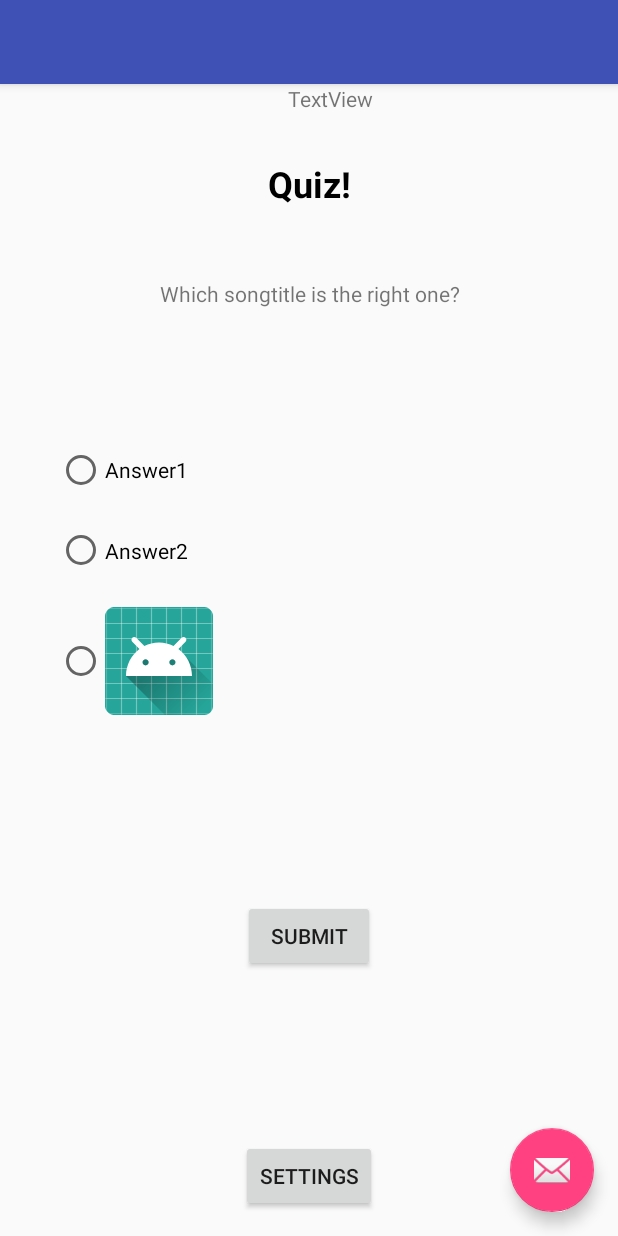
After one commit to Daennes/AlarmclockUWS, an Android app: the layout activity_quiz.xml on its own in the app's theme, with its tools: preview values and no code run, on a phone screen of 412 x 824 dp. The commit adds this screen. Run offline under Robolectric (Android 15) with nearby library versions, the phone set to English and light mode, and no system bars.

Commit message:
Added Quiz page, first sketch of quiz class and tested the Intent Object

```diff
--- /dev/null
+++ b/app/src/main/res/layout/activity_quiz.xml
@@ -0,0 +1,33 @@
+<?xml version="1.0" encoding="utf-8"?>
+<android.support.design.widget.CoordinatorLayout xmlns:android="http://schemas.android.com/apk/res/android"
+    xmlns:app="http://schemas.android.com/apk/res-auto"
+    xmlns:tools="http://schemas.android.com/tools"
+    android:layout_width="match_parent"
+    android:layout_height="match_parent"
+    tools:context="b00239148.alarmclock.QuizActivity">
+
+    <android.support.design.widget.AppBarLayout
+        android:layout_width="match_parent"
+        android:layout_height="wrap_content"
+        android:theme="@style/AppTheme.AppBarOverlay">
+
+        <android.support.v7.widget.Toolbar
+            android:id="@+id/toolbar"
+            android:layout_width="match_parent"
+            android:layout_height="?attr/actionBarSize"
+            android:background="?attr/colorPrimary"
+            app:popupTheme="@style/AppTheme.PopupOverlay" />
+
+    </android.support.design.widget.AppBarLayout>
+
+    <include layout="@layout/content_quiz" />
+
+    <android.support.design.widget.FloatingActionButton
+        android:id="@+id/fab"
+        android:layout_width="wrap_content"
+        android:layout_height="wrap_content"
+        android:layout_gravity="bottom|end"
+        android:layout_margin="@dimen/fab_margin"
+        app:srcCompat="@android:drawable/ic_dialog_email" />
+
+</android.support.design.widget.CoordinatorLayout>
--- /dev/null
+++ b/app/src/main/res/layout/content_quiz.xml
@@ -0,0 +1,112 @@
+<?xml version="1.0" encoding="utf-8"?>
+<android.support.constraint.ConstraintLayout xmlns:android="http://schemas.android.com/apk/res/android"
+    xmlns:app="http://schemas.android.com/apk/res-auto"
+    xmlns:tools="http://schemas.android.com/tools"
+    android:layout_width="match_parent"
+    android:layout_height="match_parent"
+    app:layout_behavior="@string/appbar_scrolling_view_behavior"
+    tools:context="b00239148.alarmclock.QuizActivity"
+    tools:showIn="@layout/activity_quiz">
+
+    <Button
+        android:id="@+id/toSettingsID"
+        android:layout_width="wrap_content"
+        android:layout_height="wrap_content"
+        android:layout_marginBottom="16dp"
+        android:layout_marginEnd="8dp"
+        android:layout_marginLeft="16dp"
+        android:layout_marginStart="8dp"
+        android:text="Settings"
+        app:layout_constraintBottom_toBottomOf="parent"
+        app:layout_constraintEnd_toEndOf="parent"
+        app:layout_constraintHorizontal_bias="0.501"
+        app:layout_constraintLeft_toLeftOf="parent"
+        app:layout_constraintStart_toStartOf="parent" />
+
+    <RadioGroup
+        android:id="@+id/radioGroup"
+        android:layout_width="336dp"
+        android:layout_height="201dp"
+        android:layout_marginBottom="8dp"
+        android:layout_marginTop="152dp"
+        app:layout_constraintBottom_toBottomOf="parent"
+        app:layout_constraintLeft_toLeftOf="parent"
+        app:layout_constraintRight_toRightOf="parent"
+        app:layout_constraintTop_toTopOf="parent"
+        app:layout_constraintVertical_bias="0.193">
+
+        <RadioButton
+            android:id="@+id/radioButton"
+            android:layout_width="match_parent"
+            android:layout_height="wrap_content"
+            android:layout_weight="1"
+            android:text="Answer1" />
+
+        <RadioButton
+            android:id="@+id/radioButton2"
+            android:layout_width="match_parent"
+            android:layout_height="wrap_content"
+            android:layout_weight="1"
+            android:text="Answer2" />
+
+        <RadioButton
+            android:id="@+id/radioButton3"
+            android:layout_width="match_parent"
+            android:layout_height="wrap_content"
+            android:layout_weight="1"
+            android:drawableLeft="@mipmap/ic_launcher_round" />
+    </RadioGroup>
+
+    <TextView
+        android:id="@+id/textView"
+        android:layout_width="wrap_content"
+        android:layout_height="wrap_content"
+        android:layout_marginTop="28dp"
+        android:text="Quiz!"
+        android:textAlignment="center"
+        android:textColor="@android:color/black"
+        android:textSize="24sp"
+        android:textStyle="bold"
+        app:layout_constraintHorizontal_bias="0.501"
+        app:layout_constraintLeft_toLeftOf="parent"
+        app:layout_constraintRight_toRightOf="parent"
+        app:layout_constraintTop_toBottomOf="@+id/testTimeViewID" />
+
+    <TextView
+        android:id="@+id/textView2"
+        android:layout_width="wrap_content"
+        android:layout_height="wrap_content"
+        android:layout_marginBottom="8dp"
+        android:layout_marginTop="8dp"
+        android:text="Which songtitle is the right one?"
+        app:layout_constraintBottom_toTopOf="@+id/radioGroup"
+        app:layout_constraintHorizontal_bias="0.502"
+        app:layout_constraintLeft_toLeftOf="parent"
+        app:layout_constraintRight_toRightOf="parent"
+        app:layout_constraintTop_toBottomOf="@+id/textView"
+        app:layout_constraintVertical_bias="0.347" />
+
+    <Button
+        android:id="@+id/button2"
+        android:layout_width="wrap_content"
+        android:layout_height="wrap_content"
+        android:layout_marginBottom="8dp"
+        android:layout_marginTop="8dp"
+        android:text="Submit"
+        app:layout_constraintBottom_toTopOf="@+id/toSettingsID"
+        app:layout_constraintLeft_toLeftOf="parent"
+        app:layout_constraintRight_toRightOf="parent"
+        app:layout_constraintTop_toBottomOf="@+id/radioGroup" />
+
+    <TextView
+        android:id="@+id/testTimeViewID"
+        android:layout_width="383dp"
+        android:layout_height="22dp"
+        android:text="TextView"
+        android:textAlignment="center"
+        app:layout_constraintHorizontal_bias="1.0"
+        app:layout_constraintLeft_toLeftOf="parent"
+        app:layout_constraintRight_toRightOf="parent"
+        app:layout_constraintTop_toTopOf="parent" />
+
+</android.support.constraint.ConstraintLayout>
--- a/app/src/main/res/values/strings.xml
+++ b/app/src/main/res/values/strings.xml
@@ -1,4 +1,5 @@
 <resources>
     <string name="app_name">Alarm clock</string>
     <string name="action_settings">Settings</string>
+    <string name="title_activity_quiz">QuizActivity</string>
 </resources>
```
Also changed, not shown: app/src/main/AndroidManifest.xml (+9 -7 lines), app/src/main/java/b00239148/alarmclock/MainActivity.java (+27 -0 lines), app/src/main/java/b00239148/alarmclock/QuizActivity.java (added, +56 -0 lines), app/src/main/java/b00239148/alarmclock/SongQuiz.java (added, +28 -0 lines), app/src/main/res/layout/content_main.xml (+12 -0 lines).
